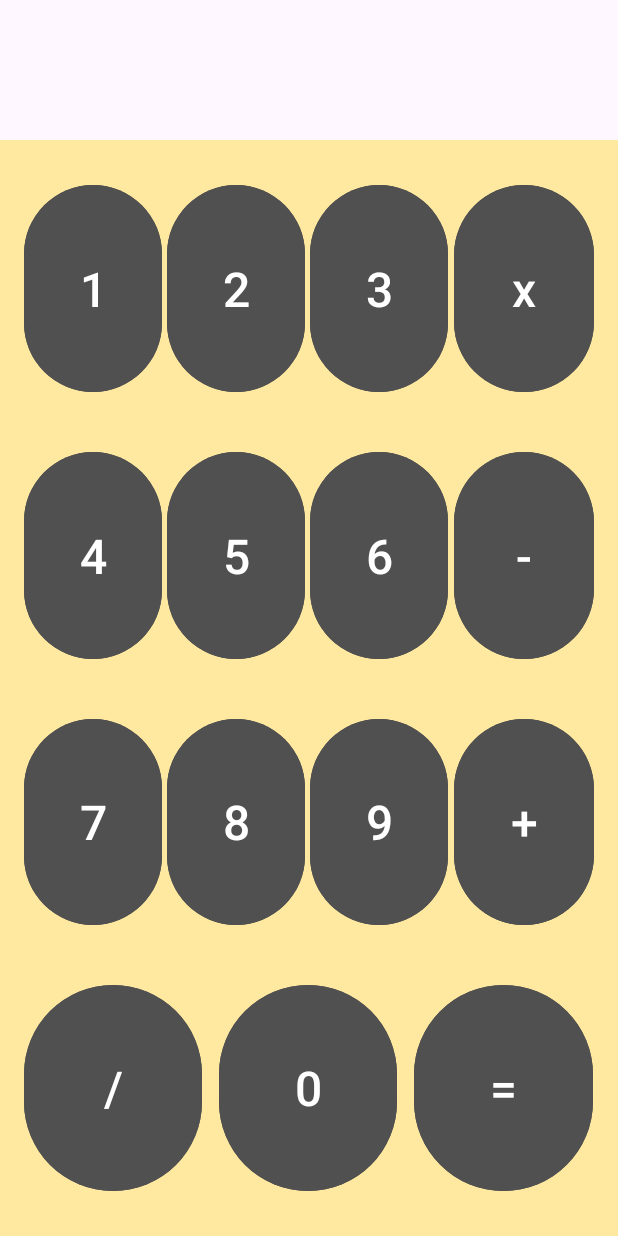
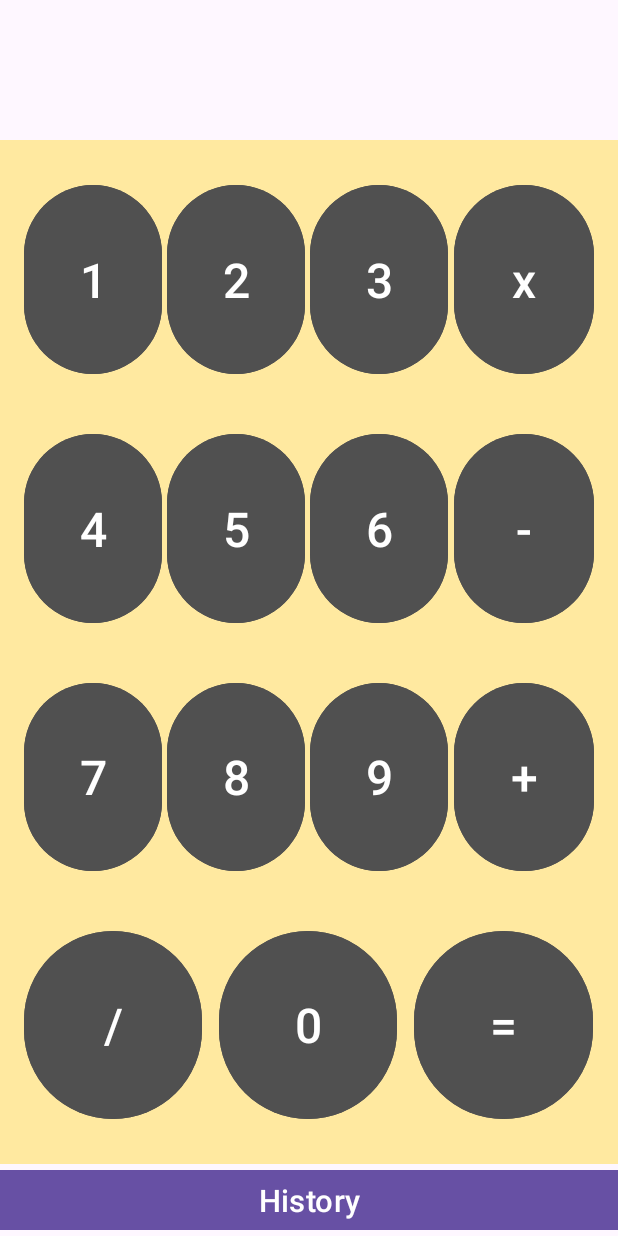
Before and after one commit to Proxima11/PRAndroid, an Android app: the screen it shows after launch (MainActivity), on a phone screen of 412 x 824 dp. Run offline under Robolectric (Android 15) with nearby library versions, the phone set to English and light mode, and no system bars.

Commit message:
add number

```diff
--- a/app/src/main/java/kris/ks/prandorid/MainActivity.kt
+++ b/app/src/main/java/kris/ks/prandorid/MainActivity.kt
@@ -1,6 +1,9 @@
 package kris.ks.prandorid
 
+import android.content.Intent
 import android.os.Bundle
+import android.widget.Button
+import android.widget.TextView
 import androidx.activity.enableEdgeToEdge
 import androidx.appcompat.app.AppCompatActivity
 import androidx.core.view.ViewCompat
@@ -16,5 +19,119 @@ class MainActivity : AppCompatActivity() {
             v.setPadding(systemBars.left, systemBars.top, systemBars.right, systemBars.bottom)
             insets
         }
+        var operation = ""
+        var display = findViewById<TextView>(R.id.display)
+
+
+        var _btnSum = findViewById<Button>(R.id.summary)
+        _btnSum.setOnClickListener {
+            val intentRes = Intent(this@MainActivity, second_page::class.java).apply {
+
+            }
+            startActivity(intentRes)
+        }
+
+        var _btnHist = findViewById<Button>(R.id.history2)
+        _btnHist.setOnClickListener {
+            val intentHist = Intent(this@MainActivity, third_page::class.java).apply {
+
+            }
+            startActivity(intentHist)
+        }
+
+        var _btnOne = findViewById<Button>(R.id.one)
+        _btnOne.setOnClickListener {
+            operation += "1"
+            display.setText(operation)
+        }
+
+        var _btnTwo = findViewById<Button>(R.id.two)
+        _btnTwo.setOnClickListener {
+            operation += "2"
+            display.setText(operation)
+        }
+
+        var _btnThree = findViewById<Button>(R.id.three)
+        _btnThree.setOnClickListener {
+            operation += "3"
+            display.setText(operation)
+        }
+
+        var _btnFour = findViewById<Button>(R.id.four)
+        _btnFour.setOnClickListener {
+            operation += "4"
+            display.setText(operation)
+        }
+
+        var _btnFive = findViewById<Button>(R.id.five)
+        _btnFive.setOnClickListener {
+            operation += "5"
+            display.setText(operation)
+        }
+
+        var _btnSix = findViewById<Button>(R.id.six)
+        _btnSix.setOnClickListener {
+            operation += "6"
+            display.setText(operation)
+        }
+
+        var _btnSeven = findViewById<Button>(R.id.seven)
+        _btnSeven.setOnClickListener {
+            operation += "7"
+            display.setText(operation)
+        }
+
+        var _btnEight = findViewById<Button>(R.id.eight)
+        _btnEight.setOnClickListener {
+            operation += "8"
+            display.setText(operation)
+        }
+
+        var _btnNine = findViewById<Button>(R.id.nine)
+        _btnNine.setOnClickListener {
+            operation += "9"
+            display.setText(operation)
+        }
+
+        var _btnZero = findViewById<Button>(R.id.zero)
+        _btnZero.setOnClickListener {
+            if (!operation.equals("")){
+                operation += "0"
+                display.setText(operation)
+            }
+
+        }
+
+        var _btnMultiply = findViewById<Button>(R.id.multiple)
+        _btnMultiply.setOnClickListener {
+            if (!operation.equals("") || !operation[operation.length-1].equals("+") || !operation[operation.length-1].equals("-") || !operation[operation.length-1].equals("x") || !operation[operation.length-1].equals("/")){
+                operation += "x"
+                display.setText(operation)
+            }
+        }
+
+        var _btnMinus = findViewById<Button>(R.id.minus)
+        _btnMinus.setOnClickListener {
+            if (!operation.equals("") || !operation[operation.length-1].equals("+") || !operation[operation.length-1].equals("-") || !operation[operation.length-1].equals("x") || !operation[operation.length-1].equals("/")){
+                operation += "-"
+                display.setText(operation)
+            }
+        }
+
+        var _btnPlus = findViewById<Button>(R.id.plus)
+        _btnPlus.setOnClickListener {
+            if (!operation.equals("") || !operation[operation.length-1].equals("+") || !operation[operation.length-1].equals("-") || !operation[operation.length-1].equals("x") || !operation[operation.length-1].equals("/")){
+                operation += "+"
+                display.setText(operation)
+            }
+        }
+
+        var _btnDivide = findViewById<Button>(R.id.division)
+        _btnDivide.setOnClickListener {
+            if (!operation.equals("") || !operation[operation.length-1].equals("+") || !operation[operation.length-1].equals("-") || !operation[operation.length-1].equals("x") || !operation[operation.length-1].equals("/")){
+                operation += "/"
+                display.setText(operation)
+            }
+        }
     }
 }
--- a/app/src/main/res/layout/first_page.xml
+++ b/app/src/main/res/layout/first_page.xml
@@ -24,6 +24,7 @@
         app:layout_constraintTop_toTopOf="parent" />
 
     <LinearLayout
+        android:id="@+id/linearLayout2"
         android:layout_width="0dp"
         android:layout_height="0dp"
         android:layout_marginTop="16dp"
@@ -32,7 +33,7 @@
         android:paddingTop="10sp"
         android:paddingBottom="10sp"
         android:weightSum="1"
-        app:layout_constraintBottom_toBottomOf="parent"
+        app:layout_constraintBottom_toTopOf="@+id/history2"
         app:layout_constraintEnd_toEndOf="parent"
         app:layout_constraintStart_toStartOf="parent"
         app:layout_constraintTop_toBottomOf="@+id/display">
@@ -296,4 +297,17 @@
         </LinearLayout>
     </LinearLayout>
 
+    <Button
+        android:id="@+id/history2"
+        android:layout_width="0dp"
+        android:layout_height="wrap_content"
+        android:autoSizeMinTextSize="20sp"
+        android:autoSizeTextType="uniform"
+        android:text="History"
+        app:cornerRadius="0dp"
+        app:layout_constraintBottom_toBottomOf="parent"
+        app:layout_constraintEnd_toEndOf="parent"
+        app:layout_constraintHorizontal_bias="0.55"
+        app:layout_constraintStart_toStartOf="parent" />
+
 </androidx.constraintlayout.widget.ConstraintLayout>
--- a/app/src/main/res/layout/second_page.xml
+++ b/app/src/main/res/layout/second_page.xml
@@ -26,7 +26,8 @@
         android:layout_height="44dp"
         android:autoSizeMinTextSize="32sp"
         android:autoSizeTextType="uniform"
-        android:contentDescription=" "
+        android:contentDescription="test"
+        android:text="result here"
         android:textAlignment="center"
         app:layout_constraintBottom_toTopOf="@+id/linearLayout"
         app:layout_constraintEnd_toEndOf="parent"
@@ -52,7 +53,7 @@
             app:cornerRadius="0dp" />
 
         <Button
-            android:id="@+id/button4"
+            android:id="@+id/history1"
             android:layout_width="wrap_content"
             android:layout_height="wrap_content"
             android:layout_weight="1"
```
Also changed, not shown: app/src/main/java/kris/ks/prandorid/second_page.kt (+21 -0 lines), app/src/main/java/kris/ks/prandorid/third_page.kt (+11 -0 lines).
